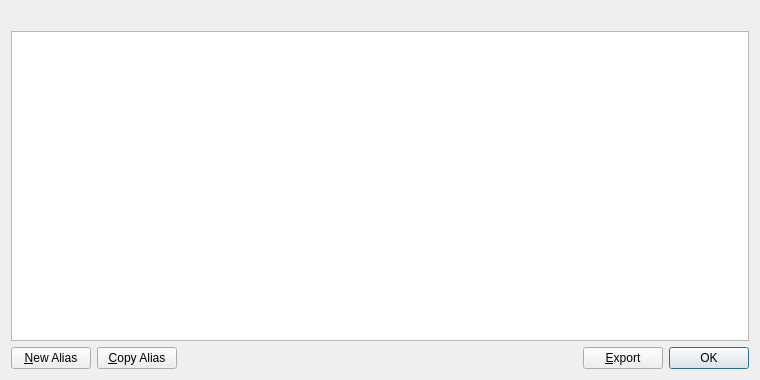
Qt form src/qt/forms/aliaslistpage.ui (syscoin/syscoin1) before a commit.
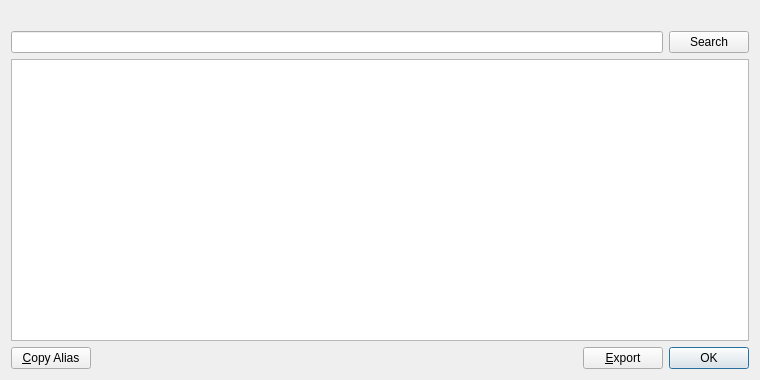
The same form after that commit. Icons and pictures are not drawn.

Commit message: All Aliases listing Table Search

Patch:
```diff
--- a/src/qt/forms/aliaslistpage.ui
+++ b/src/qt/forms/aliaslistpage.ui
@@ -24,6 +24,20 @@
      </property>
     </widget>
    </item>
+   <item>
+    <layout class="QHBoxLayout" name="horizontalLayout_2">
+     <item>
+      <widget class="QLineEdit" name="lineEditAliasSearch"/>
+     </item>
+     <item>
+      <widget class="QPushButton" name="searchAlias">
+       <property name="text">
+        <string>Search</string>
+       </property>
+      </widget>
+     </item>
+    </layout>
+   </item>
    <item>
     <widget class="QTableView" name="tableView">
      <property name="contextMenuPolicy">
@@ -54,20 +68,6 @@
    </item>
    <item>
     <layout class="QHBoxLayout" name="horizontalLayout">
-     <item>
-      <widget class="QPushButton" name="newAlias">
-       <property name="toolTip">
-        <string>Create a new alias</string>
-       </property>
-       <property name="text">
-        <string>&amp;New Alias</string>
-       </property>
-       <property name="icon">
-        <iconset resource="../bitcoin.qrc">
-         <normaloff>:/icons/add</normaloff>:/icons/add</iconset>
-       </property>
-      </widget>
-     </item>
      <item>
       <widget class="QPushButton" name="copyAlias">
        <property name="toolTip">
```
